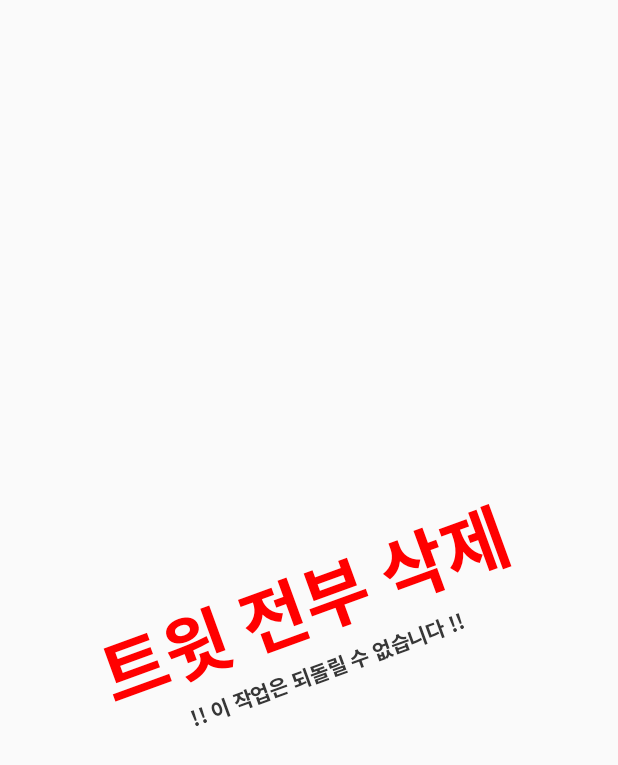
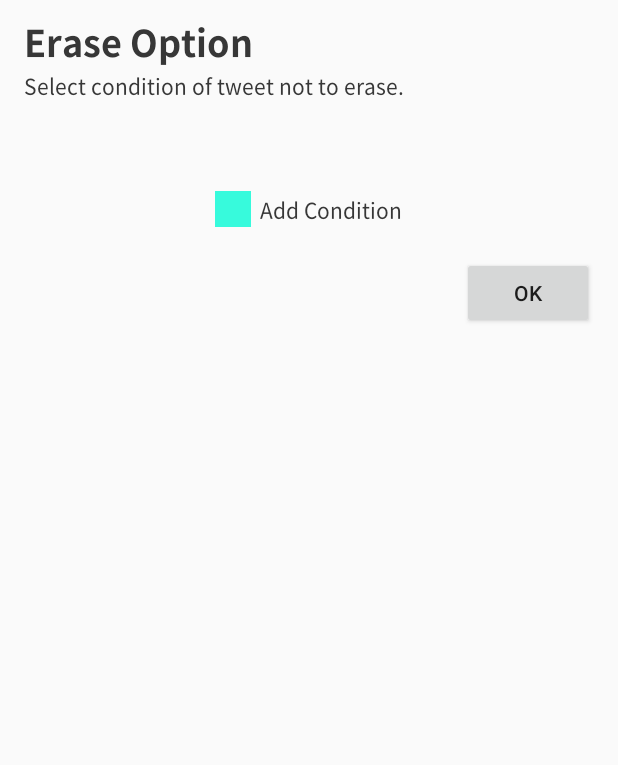
Before and after one commit to SasarinoMARi/Tweeper, an Android app: the DashboardActivity screen opened directly, with no data from a screen before it, after a tap on "Erase Tweet", on a phone screen of 412 x 824 dp. Shown: the top 765 px of the screen. Run offline under Robolectric (Android 15) with nearby library versions, the phone set to English and light mode, and no system bars; our stand-ins replace Picasso; libraries missing offline, so code that uses them is left out: com.afollestad.materialdialogs; pictures from the network do not load; 5 statements that could not run were skipped.

Commit message:
apply dialog library. add hetzer conditions activity, add string resources, add dimen resources

```diff
--- a/app/build.gradle
+++ b/app/build.gradle
@@ -38,4 +38,7 @@ dependencies {
     implementation project(':WebView')
     implementation "com.google.android.material:material:1.0.0"
     implementation 'com.squareup.picasso:picasso:2.71828'
+    implementation 'com.afollestad.material-dialogs:core:3.1.1'
+    implementation 'com.afollestad.material-dialogs:input:3.1.1'
+    implementation 'com.afollestad.material-dialogs:bottomsheets:3.1.1'
 }
--- a/app/src/main/AndroidManifest.xml
+++ b/app/src/main/AndroidManifest.xml
@@ -11,6 +11,8 @@
             android:roundIcon="@mipmap/ic_launcher_round"
             android:supportsRtl="true"
             android:theme="@style/AppTheme">
+        <activity android:name=".hetzer.HetzerConditionsActivity">
+        </activity>
         <activity android:name=".DashboardActivity">
         </activity>
         <activity android:name=".hetzer.HetzerActivity">
--- a/app/src/main/java/com/sasarinomari/tweetcleaner/hetzer/HetzerActivity.kt
+++ b/app/src/main/java/com/sasarinomari/tweetcleaner/hetzer/HetzerActivity.kt
@@ -1,5 +1,6 @@
 package com.sasarinomari.tweetcleaner.hetzer
 
+import android.content.Intent
 import androidx.appcompat.app.AppCompatActivity
 import android.os.Bundle
 import android.view.View
@@ -15,6 +16,9 @@ import twitter4j.TwitterFactory
 class HetzerActivity : Adam(), HetzerInterface {
     override fun onCreate(savedInstanceState: Bundle?) {
         super.onCreate(savedInstanceState)
+
+        startActivity(Intent(this, HetzerConditionsActivity::class.java))
+
         setContentView(R.layout.activity_hetzer)
 
         text_delete.setOnClickListener {
--- /dev/null
+++ b/app/src/main/java/com/sasarinomari/tweetcleaner/hetzer/HetzerConditionsActivity.kt
@@ -0,0 +1,147 @@
+package com.sasarinomari.tweetcleaner.hetzer
+
+import android.annotation.SuppressLint
+import androidx.appcompat.app.AppCompatActivity
+import android.os.Bundle
+import android.widget.EditText
+import com.afollestad.materialdialogs.LayoutMode
+import com.afollestad.materialdialogs.MaterialDialog
+import com.afollestad.materialdialogs.WhichButton
+import com.afollestad.materialdialogs.actions.setActionButtonEnabled
+import com.afollestad.materialdialogs.bottomsheets.BottomSheet
+import com.afollestad.materialdialogs.customview.customView
+import com.afollestad.materialdialogs.input.getInputField
+import com.afollestad.materialdialogs.input.input
+import com.afollestad.materialdialogs.list.listItemsSingleChoice
+import com.sasarinomari.tweetcleaner.R
+import kotlinx.android.synthetic.main.activity_hetzer_conditions.*
+
+class HetzerConditionsActivity : AppCompatActivity() {
+
+    override fun onCreate(savedInstanceState: Bundle?) {
+        super.onCreate(savedInstanceState)
+        setContentView(R.layout.activity_hetzer_conditions)
+
+        val addDialog = createAddConditionDialog()
+        button_addContition.setOnClickListener {
+            addDialog.show()
+        }
+    }
+
+    @SuppressLint("CheckResult")
+    private fun createAddConditionDialog(): MaterialDialog {
+        val addDialog = MaterialDialog(this, BottomSheet(LayoutMode.WRAP_CONTENT))
+        val listItems = listOf(
+            getString(R.string.Condition_FavMyself),
+            getString(R.string.Condition_RetweetCount),
+            getString(R.string.Condition_FavCount),
+            getString(R.string.Condition_RecentCount),
+            getString(R.string.Condition_RecentMinute)
+        )
+        addDialog.title(R.string.AddCondition)
+        addDialog.message(R.string.WhichTweetDoNotRemove)
+        addDialog.negativeButton(R.string.Cancel)
+        addDialog.positiveButton(R.string.OK) {
+
+        }
+        addDialog.listItemsSingleChoice(items = listItems) { _, _, textSeq ->
+            when (val text = textSeq.toString()) {
+            getString(R.string.Condition_FavMyself) -> {
+                addCondition_FavMySelf()
+            }
+            getString(R.string.Condition_RetweetCount) -> {
+                MaterialDialog(this@HetzerConditionsActivity).show{
+                    input(waitForPositiveButton = false) { dialog, text ->
+                        val inputField = dialog.getInputField()
+                        val number = text.toString().toIntOrNull()
+                        val isInteger = number != null
+                        inputField.error = if (isInteger) null else getString(R.string.OnlyNumberAllowed)
+                        dialog.setActionButtonEnabled(WhichButton.POSITIVE, isInteger)
+                        if(number!=null) {
+                            addCondition_RetweetCount(number)
+                        }
+                    }
+                    title(text = text)
+                    message(R.string.Condition_Description_RetweetCount)
+                    positiveButton(R.string.OK)
+                }
+            }
+            getString(R.string.Condition_FavCount) -> {
+                MaterialDialog(this@HetzerConditionsActivity).show{
+                    input(waitForPositiveButton = false) { dialog, text ->
+                        val inputField = dialog.getInputField()
+                        val number = text.toString().toIntOrNull()
+                        val isInteger = number != null
+                        inputField.error = if (isInteger) null else getString(R.string.OnlyNumberAllowed)
+                        dialog.setActionButtonEnabled(WhichButton.POSITIVE, isInteger)
+                        if(number!=null) {
+                            addCondition_FavCount(number)
+                        }
+                    }
+                    title(text = text)
+                    message(R.string.Condition_Description_FavCount)
+                    positiveButton(R.string.OK)
+                }
+            }
+            getString(R.string.Condition_RecentCount) -> {
+                MaterialDialog(this@HetzerConditionsActivity).show{
+                    input(waitForPositiveButton = false) { dialog, text ->
+                        val inputField = dialog.getInputField()
+                        val number = text.toString().toIntOrNull()
+                        val isInteger = number != null
+                        inputField.error = if (isInteger) null else getString(R.string.OnlyNumberAllowed)
+                        dialog.setActionButtonEnabled(WhichButton.POSITIVE, isInteger)
+                        if(number!=null) {
+                            addCondition_RecentCount(number)
+                        }
+                    }
+                    title(text = text)
+                    message(R.string.Condition_Description_RecentCount)
+                    positiveButton(R.string.OK)
+                }
+            }
+            getString(R.string.Condition_RecentMinute) -> {
+                MaterialDialog(this@HetzerConditionsActivity).show{
+                    input(waitForPositiveButton = false,
+                        allowEmpty = false) { dialog, text ->
+                        val inputField = dialog.getInputField()
+                        val number = text.toString().toIntOrNull()
+                        val isInteger = number != null
+                        inputField.error = if (isInteger) null else getString(R.string.OnlyNumberAllowed)
+                        dialog.setActionButtonEnabled(WhichButton.POSITIVE, isInteger)
+                        if(number!=null) {
+                            addCondition_RecentMinute(number)
+                        }
+                    }
+                    title(text = text)
+                    message(R.string.Condition_Description_RecentMinute)
+                    positiveButton(R.string.OK)
+                }
+            }
+        }
+        }
+        return addDialog
+    }
+
+    private fun addCondition_RetweetCount(number: Int) {
+
+    }
+
+    private fun addCondition_FavCount(number: Int) {
+
+    }
+
+    private fun addCondition_RecentCount(number: Int) {
+
+    }
+
+    private fun addCondition_RecentMinute(number: Int) {
+
+    }
+
+    private fun addCondition_FavMySelf() {
+
+    }
+
+
+}
--- /dev/null
+++ b/app/src/main/res/layout/activity_hetzer_conditions.xml
@@ -0,0 +1,86 @@
+<?xml version="1.0" encoding="utf-8"?>
+<LinearLayout xmlns:android="http://schemas.android.com/apk/res/android"
+    xmlns:app="http://schemas.android.com/apk/res-auto"
+    xmlns:tools="http://schemas.android.com/tools"
+    android:layout_width="match_parent"
+    android:layout_height="match_parent"
+    android:orientation="vertical"
+    tools:context=".hetzer.HetzerConditionsActivity">
+
+    <LinearLayout
+        android:layout_width="wrap_content"
+        android:layout_height="wrap_content"
+        android:orientation="vertical"
+        android:paddingLeft="@dimen/activity_horizontal_padding"
+        android:paddingTop="@dimen/activity_vertical_padding"
+        android:paddingRight="@dimen/activity_horizontal_padding"
+        android:paddingBottom="@dimen/activity_vertical_padding">
+
+
+        <TextView
+            style="@style/TextBaseBold"
+            android:layout_width="wrap_content"
+            android:layout_height="wrap_content"
+            android:text="@string/DeleteOption"
+            android:textSize="24sp" />
+
+        <TextView
+            style="@style/TextBase"
+            android:layout_width="wrap_content"
+            android:layout_height="wrap_content"
+            android:text="@string/DeleteOptionPlease" />
+
+    </LinearLayout>
+
+    <ScrollView
+        android:layout_width="match_parent"
+        android:layout_height="wrap_content"
+        android:layout_marginTop="40dp">
+
+        <LinearLayout
+            android:id="@+id/layout_scrollContent"
+            android:layout_width="match_parent"
+            android:layout_height="wrap_content"
+            android:orientation="vertical">
+
+            <LinearLayout
+                android:id="@+id/button_addContition"
+                android:layout_width="wrap_content"
+                android:layout_height="wrap_content"
+                android:layout_gravity="center_horizontal"
+                android:gravity="center"
+                android:orientation="horizontal"
+                android:paddingLeft="@dimen/listitem_horizontal_padding"
+                android:paddingTop="@dimen/listitem_vertical_padding"
+                android:paddingRight="@dimen/listitem_horizontal_padding"
+                android:paddingBottom="@dimen/listitem_vertical_padding">
+
+                <ImageView
+                    android:layout_width="24dp"
+                    android:layout_height="24dp"
+                    android:src="@color/colorAccent" />
+
+                <TextView
+                    style="@style/TextBase"
+                    android:layout_width="wrap_content"
+                    android:layout_height="wrap_content"
+                    android:layout_marginStart="6dp"
+                    android:text="@string/AddCondition" />
+            </LinearLayout>
+
+            <Button
+                android:layout_marginTop="@dimen/listitem_vertical_padding"
+                android:layout_marginBottom="@dimen/listitem_vertical_padding"
+                android:layout_marginRight="@dimen/listitem_horizontal_padding"
+                android:layout_marginLeft="@dimen/listitem_horizontal_padding"
+                android:layout_width="wrap_content"
+                android:layout_height="wrap_content"
+                android:layout_gravity="end"
+                android:text="@string/OK" />
+        </LinearLayout>
+
+
+    </ScrollView>
+
+
+</LinearLayout>
--- a/app/src/main/res/values/colors.xml
+++ b/app/src/main/res/values/colors.xml
@@ -4,4 +4,5 @@
     <color name="colorPrimaryDark">#3749FA</color>
     <color name="colorAccent">#37FADC</color>
     <color name="white">#FFFFFF</color>
+    <color name="dialogBackground">#B5000000</color>
 </resources>
--- /dev/null
+++ b/app/src/main/res/values/dimen.xml
@@ -0,0 +1,7 @@
+<?xml version="1.0" encoding="utf-8"?>
+<resources>
+    <dimen name="activity_horizontal_padding">16dp</dimen>
+    <dimen name="activity_vertical_padding">10dp</dimen>
+    <dimen name="listitem_horizontal_padding">16dp</dimen>
+    <dimen name="listitem_vertical_padding">10dp</dimen>
+</resources>
--- a/app/src/main/res/values/strings.xml
+++ b/app/src/main/res/values/strings.xml
@@ -3,4 +3,20 @@
     <string name="TweetCleaner">Erase Tweet</string>
     <string name="FollowerManagement">Follower\nManagement</string>
     <string name="FollowingManagement">Following\nManagement</string>
+    <string name="DeleteOption">Erase Option</string>
+    <string name="DeleteOptionPlease">Select condition of tweet not to erase.</string>
+    <string name="WhichTweetDoNotRemove">Which tweet do you want avoid erasing?</string>
+    <string name="AddCondition">Add Condition</string>
+    <string name="OK">OK</string>
+    <string name="Condition_FavMyself"></string>
+    <string name="Condition_FavCount"></string>
+    <string name="Condition_RetweetCount"></string>
+    <string name="Condition_RecentCount"></string>
+    <string name="Condition_RecentMinute"></string>
+    <string name="OnlyNumberAllowed">Must enter numbers!</string>
+    <string name="Cancel">Cancel</string>
+    <string name="Condition_Description_RetweetCount">리트윗이 몇 번을 넘겼을 때 트윗을 남길까요?</string>
+    <string name="Condition_Description_FavCount">몇 명의 사람이 마음에 들어 할 때 트윗을 남길까요?</string>
+    <string name="Condition_Description_RecentCount">마지막에 작성한 몇 개의 트윗을 남겨둘까요?</string>
+    <string name="Condition_Description_RecentMinute">최근 몇 분 까지의 트윗을 남겨둘까요?</string>
 </resources>
--- a/build.gradle
+++ b/build.gradle
@@ -8,7 +8,7 @@ buildscript {
 
     }
     dependencies {
-        classpath 'com.android.tools.build:gradle:3.4.0'
+        classpath 'com.android.tools.build:gradle:3.4.2'
         classpath "org.jetbrains.kotlin:kotlin-gradle-plugin:$kotlin_version"
         // NOTE: Do not place your application dependencies here; they belong
         // in the individual module build.gradle files
```
Also changed, not shown: 1 other file.
